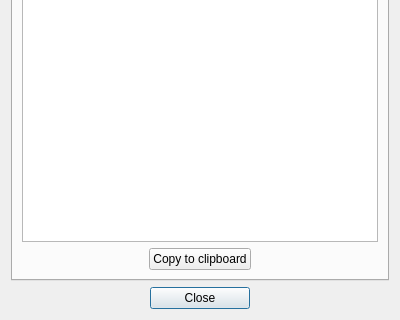
First picture: the form in src/gui/aboutdialog.ui, repository someretical/TheoreticalDiary, before the edit; both pictures show x 0 to 400 and y 180 to 500 of the 400 by 500 pixel window.
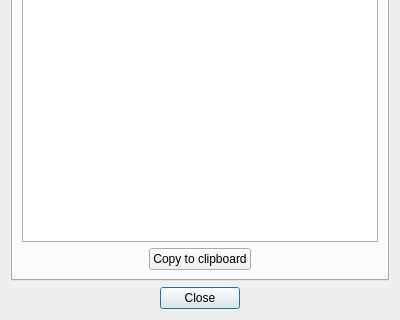
Second picture: the form after the edit. The open tabs and pages were chosen to show the change. Icons and pictures are not drawn.

Patch:
```diff
--- a/src/gui/aboutdialog.ui
+++ b/src/gui/aboutdialog.ui
@@ -138,18 +138,15 @@
    </item>
    <item row="2" column="0" alignment="Qt::AlignHCenter">
     <widget class="QPushButton" name="ok_button">
-     <property name="minimumSize">
-      <size>
-       <width>100</width>
-       <height>0</height>
-      </size>
-     </property>
      <property name="text">
       <string>Close</string>
      </property>
      <property name="autoExclusive">
       <bool>true</bool>
      </property>
+     <property name="default">
+      <bool>true</bool>
+     </property>
     </widget>
    </item>
   </layout>
```
Left out of the diff: 5 changed lines with no effect on the pictures.
